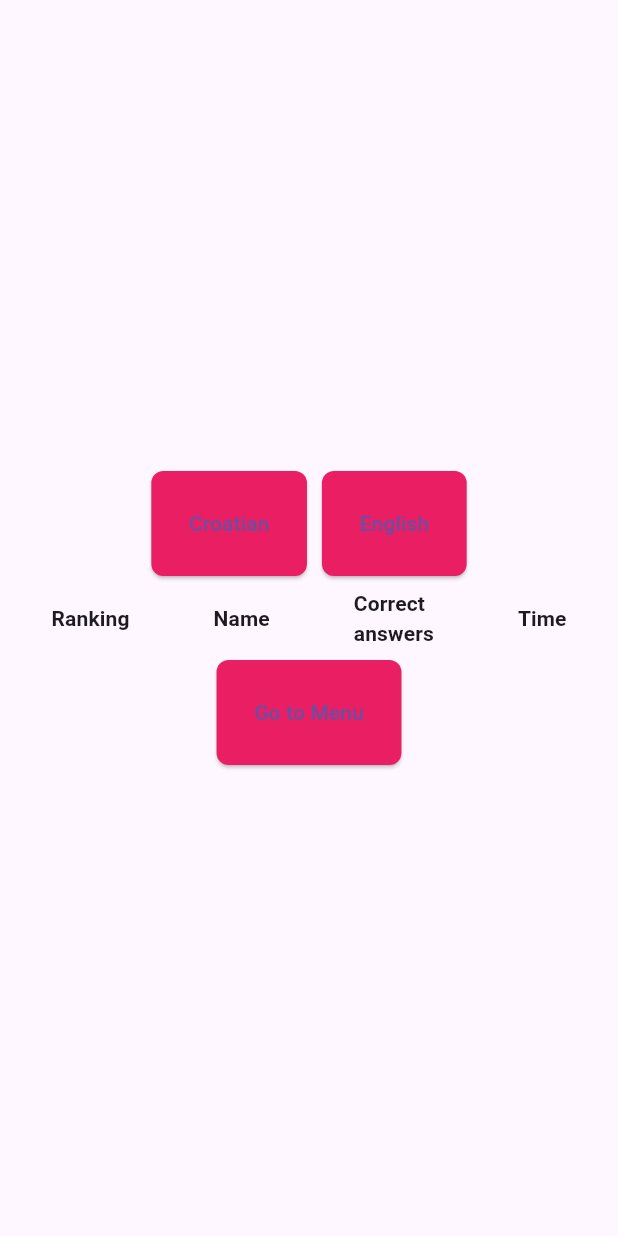
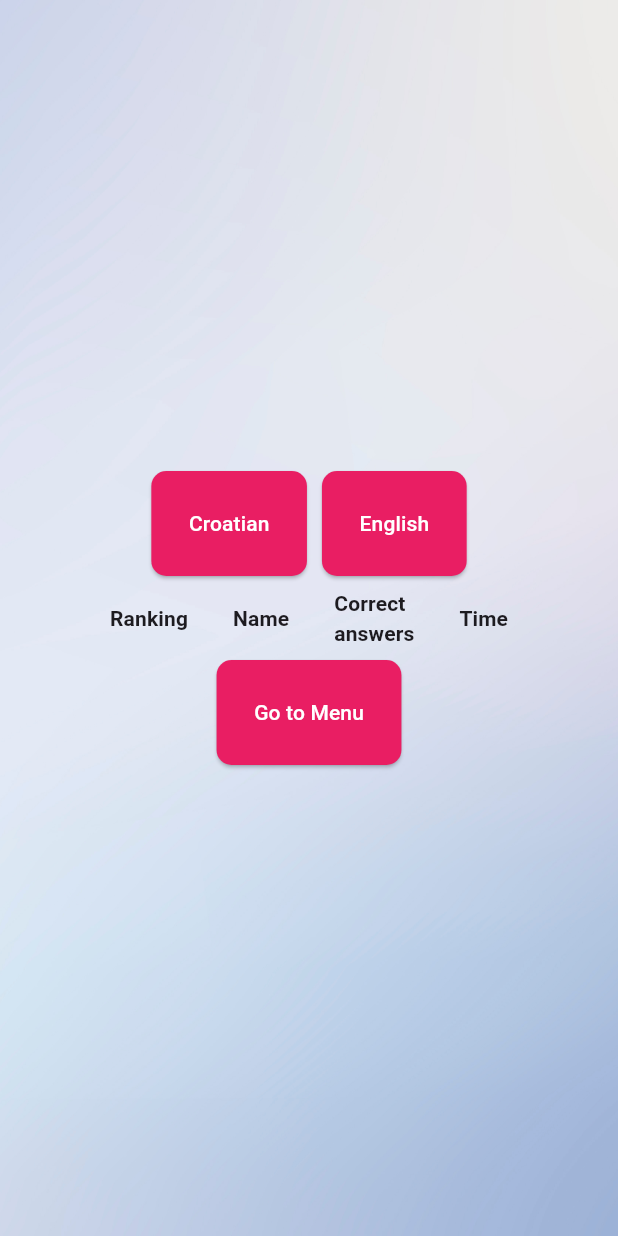
Before and after one commit to katarinasokcevic/StroopEffect, a Flutter app: the LeaderboardPage screen opened directly, on a phone screen of 412 x 824 dp. Run offline on Flutter 3.47's test engine with Material 3 defaults, Android fonts, the phone set to English and light mode, and no system bars; our stand-ins replace cloud_firestore, firebase_auth, firebase_core, firebase_storage; accounts and stored records are empty; network calls fail.

Commit message:
background added

```diff
--- /dev/null
+++ b/lib/base_scaffold.dart
@@ -0,0 +1,26 @@
+import 'package:flutter/material.dart';
+
+class BaseScaffold extends StatelessWidget {
+  final Widget child;
+
+  const BaseScaffold({Key? key, required this.child}) : super(key: key);
+
+  @override
+  Widget build(BuildContext context) {
+    return Scaffold(
+      body: Stack(
+        children: [
+          Container(
+            decoration: const BoxDecoration(
+              image: DecorationImage(
+                image: AssetImage('assets/wallpaper.jpg'),
+                fit: BoxFit.cover,
+              ),
+            ),
+          ),
+          child,
+        ],
+      ),
+    );
+  }
+}
--- a/lib/pages/authentication/login.dart
+++ b/lib/pages/authentication/login.dart
@@ -1,5 +1,6 @@
 import 'package:firebase_auth/firebase_auth.dart';
 import 'package:flutter/material.dart';
+import 'package:stroop_effect/base_scaffold.dart';
 
 class LoginPage extends StatefulWidget {
   const LoginPage({super.key, required this.onTap});
@@ -79,9 +80,7 @@ class _LoginPageState extends State<LoginPage> {
 
   @override
   Widget build(BuildContext context) {
-    return Scaffold(
-      backgroundColor: Colors.grey[300],
-      body: SafeArea(
+    return BaseScaffold(
         child: Center(
           child: SingleChildScrollView(
             child: Column(
@@ -216,7 +215,6 @@ class _LoginPageState extends State<LoginPage> {
             ),
           ),
         ),
-      ),
     );
   }
 }
--- a/lib/pages/leaderboard.dart
+++ b/lib/pages/leaderboard.dart
@@ -1,5 +1,6 @@
 import 'package:cloud_firestore/cloud_firestore.dart';
 import 'package:flutter/material.dart';
+import '../base_scaffold.dart';
 import 'home.dart';
 
 class LeaderboardPage extends StatefulWidget {
@@ -19,8 +20,8 @@ class _LeaderboardPageState extends State<LeaderboardPage> {
 
   @override
   Widget build(BuildContext context) {
-    return Scaffold(
-      body: Center(
+    return BaseScaffold(
+      child: Center(
         child: Column(
           mainAxisAlignment: MainAxisAlignment.center,
           children: <Widget>[
@@ -33,9 +34,10 @@ class _LeaderboardPageState extends State<LeaderboardPage> {
                     fetchCroatianData();
                   },
                   style: ElevatedButton.styleFrom(
-                    primary: Colors.pink,
+                    backgroundColor: Colors.pink,
+                    foregroundColor: Colors.white,
                     shape: RoundedRectangleBorder(
-                      borderRadius: BorderRadius.circular(8),
+                      borderRadius: BorderRadius.circular(10),
                     ),
                     padding: const EdgeInsets.all(25),
                   ),
@@ -48,9 +50,10 @@ class _LeaderboardPageState extends State<LeaderboardPage> {
                     fetchEnglishData();
                   },
                   style: ElevatedButton.styleFrom(
-                    primary: Colors.pink,
+                    backgroundColor: Colors.pink,
+                    foregroundColor: Colors.white,
                     shape: RoundedRectangleBorder(
-                      borderRadius: BorderRadius.circular(8),
+                      borderRadius: BorderRadius.circular(10),
                     ),
                     padding: const EdgeInsets.all(25),
                   ),
@@ -59,6 +62,7 @@ class _LeaderboardPageState extends State<LeaderboardPage> {
               ],
             ),
             DataTable(
+              columnSpacing: 30.0,
               columns: const <DataColumn>[
                 DataColumn(
                   label: Text(
@@ -100,8 +104,11 @@ class _LeaderboardPageState extends State<LeaderboardPage> {
                           ),
                         ),
                         DataCell(Text(playerData['name'])),
-                        DataCell(Text(
-                            '${isCroatian ? playerData['correctCroatian'] : playerData['correctEnglish']}')),
+                        DataCell(Container(
+                          alignment: Alignment.center,
+                          child: Text(
+                              '${isCroatian ? playerData['correctCroatian'] : playerData['correctEnglish']}'),
+                        )),
                         DataCell(Text(
                             '${isCroatian ? playerData['timeCroatian'] : playerData['timeEnglish']} s')),
                       ],
@@ -119,9 +126,10 @@ class _LeaderboardPageState extends State<LeaderboardPage> {
                 );
               },
               style: ElevatedButton.styleFrom(
-                primary: Colors.pink,
+                backgroundColor: Colors.pink,
+                foregroundColor: Colors.white,
                 shape: RoundedRectangleBorder(
-                  borderRadius: BorderRadius.circular(8),
+                  borderRadius: BorderRadius.circular(10),
                 ),
                 padding: const EdgeInsets.all(25),
               ),
--- a/pubspec.yaml
+++ b/pubspec.yaml
@@ -67,6 +67,8 @@ flutter:
 
   assets:
     - assets/logo.png
+    - assets/summer.jpg
+    - assets/wallpaper.jpg
 
   # An image asset can refer to one or more resolution-specific "variants", see
   # https://flutter.dev/assets-and-images/#resolution-aware
```
Also changed, not shown: lib/pages/authentication/register.dart (+3 -4 lines), lib/pages/game.dart (+16 -10 lines), lib/pages/home.dart (+29 -10 lines), lib/pages/result.dart (+12 -8 lines), lib/pages/splash_screen.dart (+14 -2 lines), assets/wallpaper.jpg (added), pubspec.lock.
